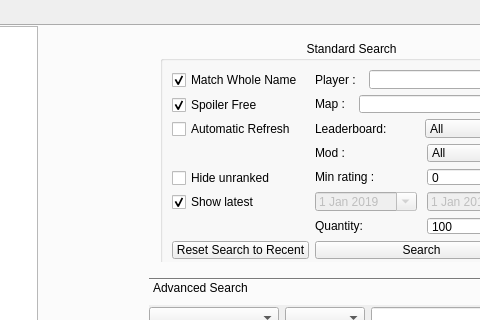
Above: res/replays/replays.ui from GuyFran/faf-client-python before the change; both pictures show x 514 to 994 and y 0 to 320 of the 1171 by 830 pixel window. Below: the same form after it.
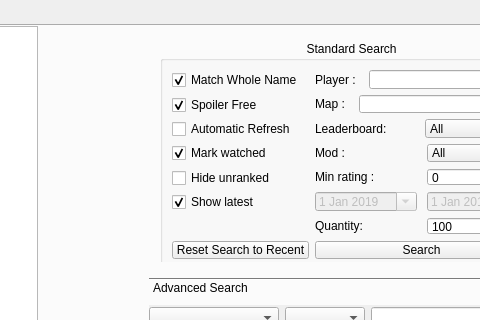
That is the form after the change.

Commit message: Mark watched replays

The edit to the form file:
```diff
--- a/res/replays/replays.ui
+++ b/res/replays/replays.ui
@@ -753,6 +753,16 @@
             </property>
            </widget>
           </item>
+          <item row="3" column="0">
+           <widget class="QCheckBox" name="markWatchedCheckbox">
+            <property name="text">
+             <string>Mark watched</string>
+            </property>
+            <property name="checked">
+             <bool>true</bool>
+            </property>
+           </widget>
+          </item>
          </layout>
         </widget>
        </item>
```
The commit also changes 5 other files.
